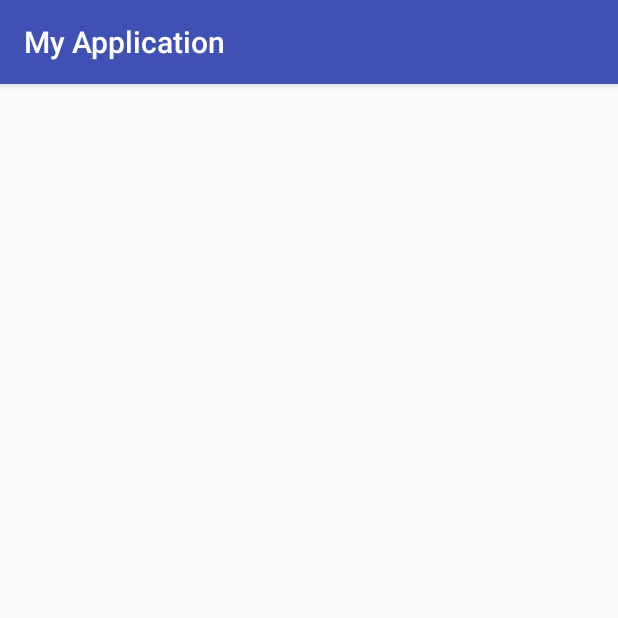
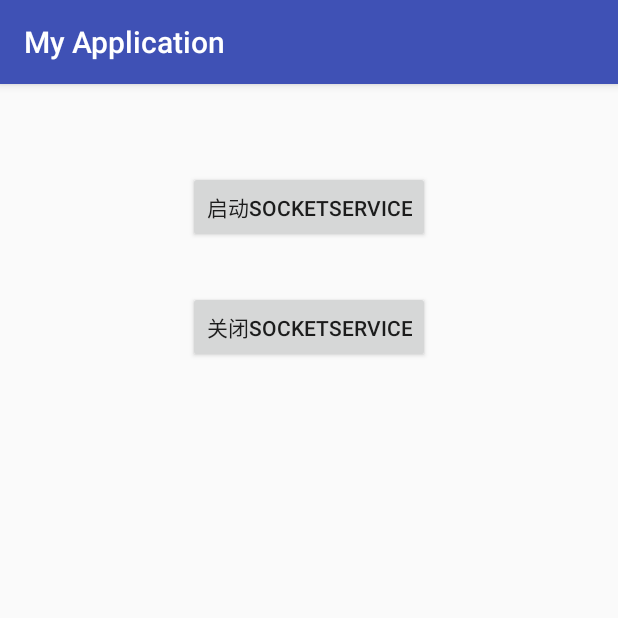
Before and after one commit to rty813/zhang.myapplication, an Android app: the SocketActivity screen opened directly, with no data from a screen before it, on a phone screen of 412 x 824 dp, the top half of it. Run offline under Robolectric (Android 15) with nearby library versions, the phone set to English and light mode, and no system bars.

Commit message:
增加了Socket服务器功能

```diff
--- a/app/src/main/java/com/example/zhang/myapplication/SocketActivity.java
+++ b/app/src/main/java/com/example/zhang/myapplication/SocketActivity.java
@@ -1,13 +1,31 @@
 package com.example.zhang.myapplication;
 
+import android.content.Intent;
 import android.support.v7.app.AppCompatActivity;
 import android.os.Bundle;
+import android.view.View;
 
-public class SocketActivity extends AppCompatActivity {
-
+public class SocketActivity extends AppCompatActivity implements View.OnClickListener{
+    private Intent intent;
     @Override
     protected void onCreate(Bundle savedInstanceState) {
         super.onCreate(savedInstanceState);
         setContentView(R.layout.activity_socket);
+        intent = new Intent(SocketActivity.this,SocketService.class);
+        findViewById(R.id.btnOpenSocketService).setOnClickListener(this);
+        findViewById(R.id.btnCloseSocketService).setOnClickListener(this);
+    }
+
+    @Override
+    public void onClick(View view) {
+        switch (view.getId())
+        {
+            case R.id.btnOpenSocketService:
+                startService(intent);
+                break;
+            case R.id.btnCloseSocketService:
+                stopService(intent);
+                break;
+        }
     }
 }
--- a/app/src/main/res/layout/activity_socket.xml
+++ b/app/src/main/res/layout/activity_socket.xml
@@ -10,4 +10,21 @@
     android:paddingTop="@dimen/activity_vertical_margin"
     tools:context="com.example.zhang.myapplication.SocketActivity">
 
+    <Button
+        android:text="启动SocketService"
+        android:layout_width="wrap_content"
+        android:layout_height="wrap_content"
+        android:layout_marginTop="42dp"
+        android:id="@+id/btnOpenSocketService"
+        android:layout_alignParentTop="true"
+        android:layout_centerHorizontal="true" />
+
+    <Button
+        android:text="关闭SocketService"
+        android:layout_width="wrap_content"
+        android:layout_height="wrap_content"
+        android:layout_below="@+id/btnOpenSocketService"
+        android:layout_centerHorizontal="true"
+        android:layout_marginTop="32dp"
+        android:id="@+id/btnCloseSocketService" />
 </RelativeLayout>
```
Also changed, not shown: app/src/main/AndroidManifest.xml (+6 -1 lines), app/src/main/java/com/example/zhang/myapplication/ChatSocket.java (added, +45 -0 lines), app/src/main/java/com/example/zhang/myapplication/ServerListener.java (added, +27 -0 lines), app/src/main/java/com/example/zhang/myapplication/SocketService.java (added, +62 -0 lines), 2 other files.
